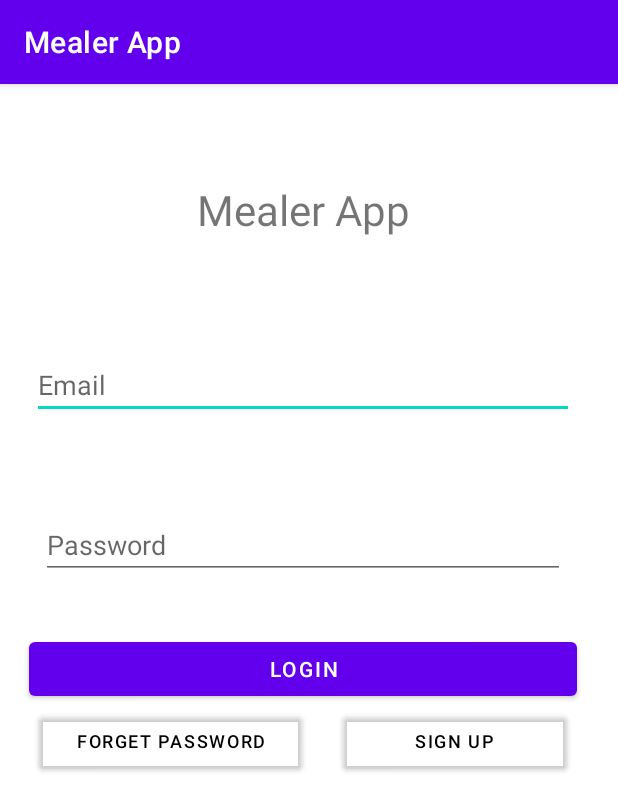
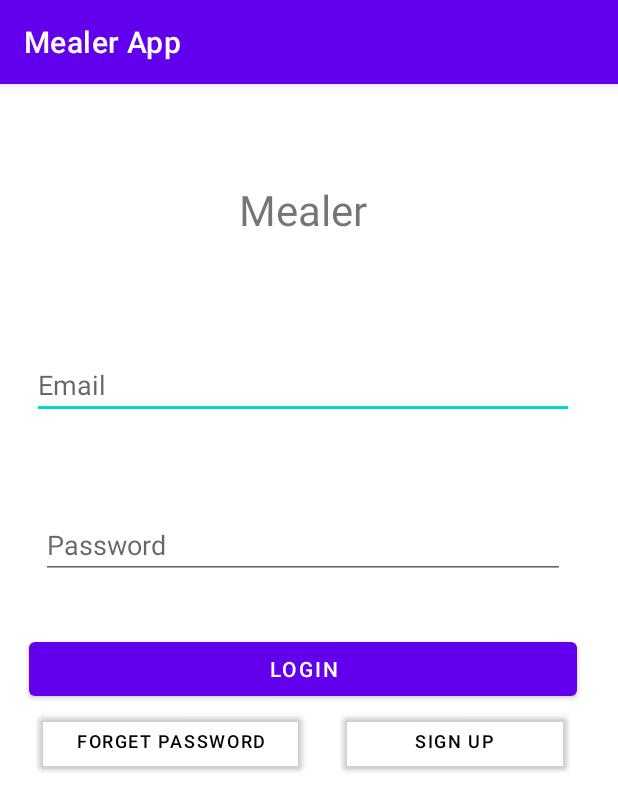
Before and after one commit to uOttawaSEGA2022/project-group-27, an Android app: the screen it shows after launch (MainActivity), on a phone screen of 412 x 824 dp. Shown: the top 811 px of the screen. Run offline under Robolectric (Android 15) with nearby library versions, the phone set to English and light mode, and no system bars.

Commit message:
Changed Login header from Mealer App to Mealer

```diff
--- a/app/src/main/java/com/example/mealerapp/MainActivity.java
+++ b/app/src/main/java/com/example/mealerapp/MainActivity.java
@@ -8,7 +8,7 @@ import android.view.View;
 
 public class MainActivity extends AppCompatActivity{
 
-    // Testing Git in Android Studio
+
     @Override
     protected void onCreate(Bundle savedInstanceState) {
         super.onCreate(savedInstanceState);
--- a/app/src/main/res/layout/activity_main.xml
+++ b/app/src/main/res/layout/activity_main.xml
@@ -19,7 +19,7 @@
             android:layout_width="match_parent"
             android:layout_height="90dp"
             android:gravity="center"
-            android:text="Mealer App"
+            android:text="Mealer"
             android:textAlignment="center"
             android:textSize="28sp" />
 
```
